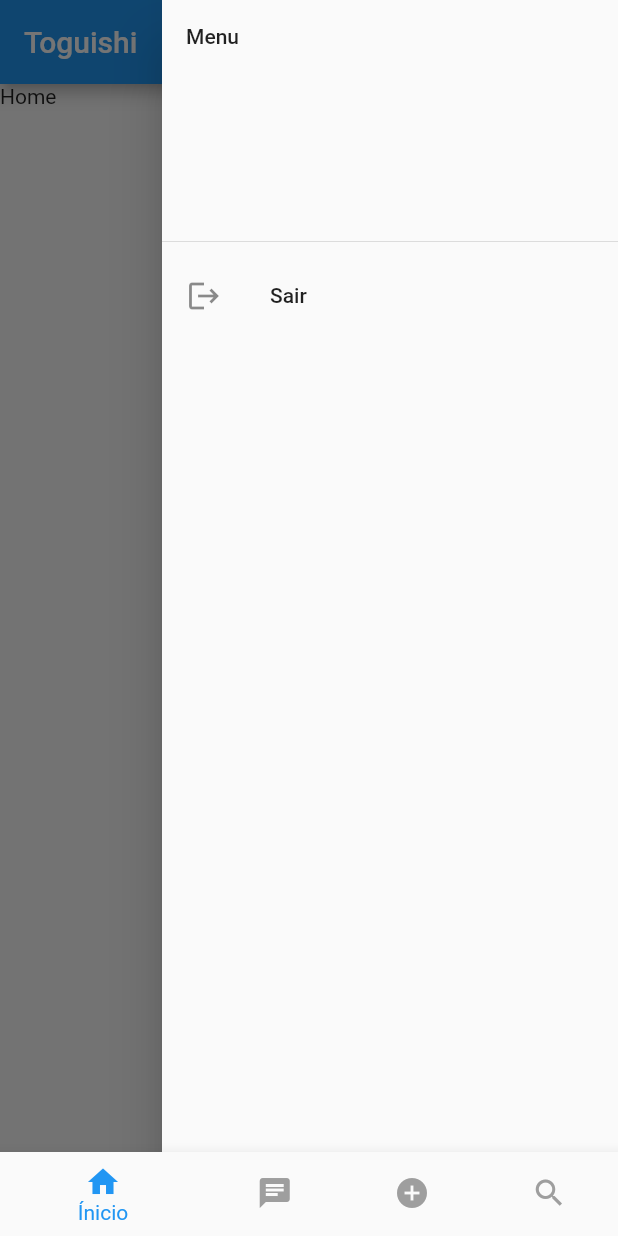
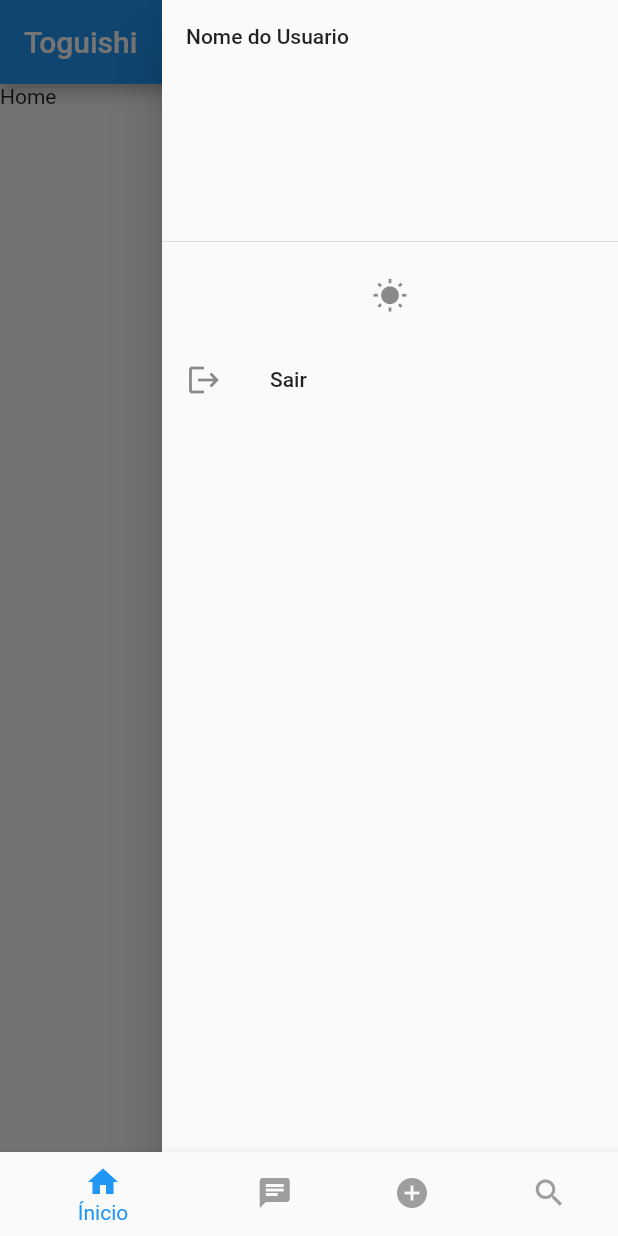
Before and after one commit to pedro-git-projects/toguishi-flutter, a Flutter app: the screen it shows after launch, with the side drawer open, on a phone screen of 412 x 824 dp. Run offline on Flutter 3.47's test engine with Material 2 defaults, Android fonts, the phone set to English and light mode, and no system bars; our stand-ins replace flutter_dotenv, flutter_secure_storage.

Commit message:
theme provider|theme toggler

```diff
--- a/lib/main.dart
+++ b/lib/main.dart
@@ -4,6 +4,7 @@ import 'package:toguishi/screens/unauthenticated/login_screen.dart';
 import 'package:toguishi/state/auth_provider.dart';
 import 'package:toguishi/state/config_provider.dart';
 import 'package:toguishi/state/storage_service.dart';
+import 'package:toguishi/state/theme_provider.dart';
 import 'package:toguishi/widgets/nav/bottom_nav.dart';
 
 void main() async {
@@ -15,6 +16,8 @@ void main() async {
 
   final storageService = StorageService();
 
+  final themeProvider = ThemeProvider();
+
   runApp(
     MultiProvider(
       providers: [
@@ -22,6 +25,7 @@ void main() async {
           value: configProvider,
         ),
         ChangeNotifierProvider.value(value: authProvider),
+        ChangeNotifierProvider.value(value: themeProvider),
         Provider.value(value: storageService),
       ],
       child: const MyApp(),
@@ -34,14 +38,14 @@ class MyApp extends StatelessWidget {
 
   @override
   Widget build(BuildContext context) {
+    final themeProvider = Provider.of<ThemeProvider>(context);
     return MaterialApp(
       title: 'Toguishi',
       theme: ThemeData(
         primarySwatch: Colors.blue,
       ),
       darkTheme: ThemeData.dark(),
-      themeMode: ThemeMode
-          .system,
+      themeMode: themeProvider.currentThemeMode,
       home: const AuthWrapper(),
     );
   }
--- /dev/null
+++ b/lib/state/theme_provider.dart
@@ -0,0 +1,13 @@
+import 'package:flutter/material.dart';
+
+class ThemeProvider extends ChangeNotifier {
+  ThemeMode _currentThemeMode = ThemeMode.system;
+
+  ThemeMode get currentThemeMode => _currentThemeMode;
+
+  void toggleTheme() {
+    _currentThemeMode =
+        _currentThemeMode == ThemeMode.light ? ThemeMode.dark : ThemeMode.light;
+    notifyListeners();
+  }
+}
--- a/lib/widgets/ui/drawer_menu.dart
+++ b/lib/widgets/ui/drawer_menu.dart
@@ -2,6 +2,7 @@ import 'package:flutter/material.dart';
 import 'package:provider/provider.dart';
 import 'package:toguishi/state/auth_provider.dart';
 import 'package:toguishi/state/storage_service.dart';
+import 'package:toguishi/widgets/ui/theme_toggler.dart';
 
 class DrawerMenu extends StatelessWidget {
   const DrawerMenu({super.key});
@@ -13,7 +14,10 @@ class DrawerMenu extends StatelessWidget {
         padding: EdgeInsets.zero,
         children: [
           const DrawerHeader(
-            child: Text('Menu'),
+            child: Text('Nome do Usuario'),
+          ),
+          const ListTile(
+            title: ThemeToggler(),
           ),
           ListTile(
             leading: const Icon(Icons.logout),
--- /dev/null
+++ b/lib/widgets/ui/theme_toggler.dart
@@ -0,0 +1,23 @@
+import 'package:flutter/material.dart';
+import 'package:provider/provider.dart';
+import 'package:toguishi/state/theme_provider.dart';
+
+class ThemeToggler extends StatelessWidget {
+  const ThemeToggler({super.key});
+
+  Icon _getIconForTheme(ThemeMode themeMode) {
+    return themeMode == ThemeMode.dark
+        ? const Icon(Icons.brightness_3)
+        : const Icon(Icons.wb_sunny);
+  }
+
+  @override
+  Widget build(BuildContext context) {
+    final themeModeProvider = Provider.of<ThemeProvider>(context);
+    return InkResponse(
+      highlightShape: BoxShape.circle,
+      onTap: themeModeProvider.toggleTheme,
+      child: _getIconForTheme(themeModeProvider.currentThemeMode),
+    );
+  }
+}
```
